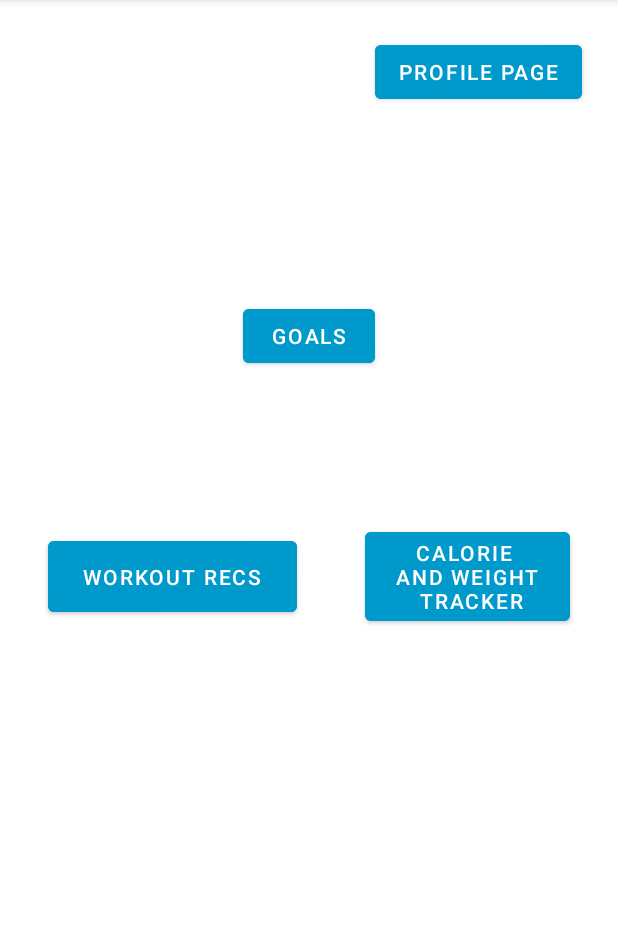
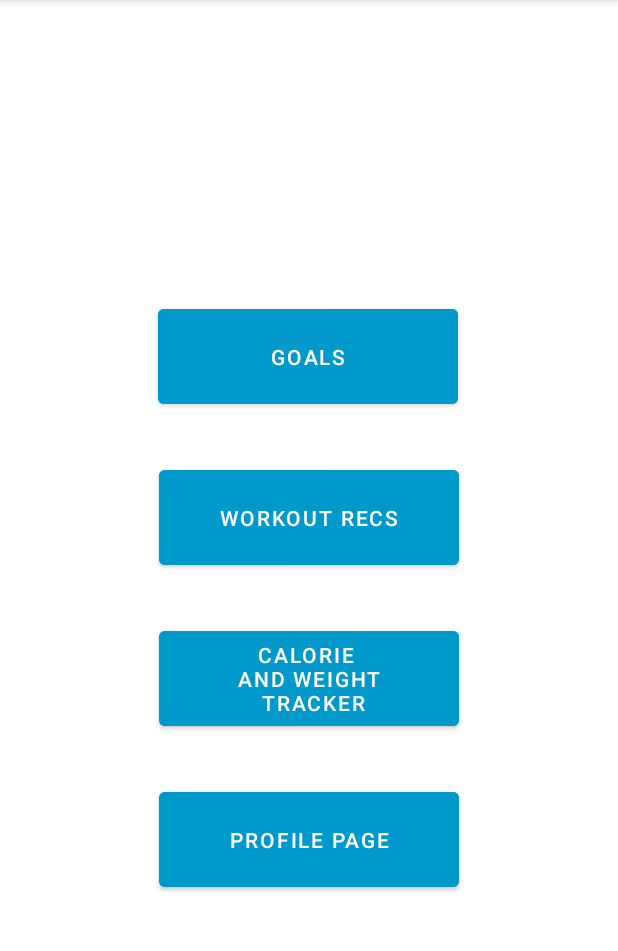
Before and after one commit to razaali01/FitnessApplication, an Android app: the HomePage screen opened directly, with no data from a screen before it, on a phone screen of 412 x 824 dp, the part 84-1035 px from its top. Run offline under Robolectric (Android 15) with nearby library versions, the phone set to English and light mode, and no system bars; our stand-ins replace Firebase (no records; nobody signed in at launch, a user with empty details on screens opened directly).

Commit message:
Button changes

```diff
--- a/app/src/main/res/layout/activity_home_page.xml
+++ b/app/src/main/res/layout/activity_home_page.xml
@@ -8,53 +8,55 @@
 
     <Button
         android:id="@+id/WorkoutRecs"
-        android:layout_width="166dp"
-        android:layout_height="59dp"
-        android:layout_marginStart="32dp"
+        android:layout_width="200dp"
+        android:layout_height="75dp"
+        android:layout_marginTop="32dp"
+        android:backgroundTint="@android:color/holo_blue_dark"
         android:text="Workout Recs"
-        app:layout_constraintBottom_toBottomOf="parent"
+        app:layout_constraintEnd_toEndOf="parent"
         app:layout_constraintStart_toStartOf="parent"
-        app:layout_constraintTop_toTopOf="parent"
-        android:backgroundTint="@android:color/holo_blue_dark">
+        app:layout_constraintTop_toBottomOf="@+id/Goals">
 
     </Button>
 
     <Button
         android:id="@+id/Goals"
-        android:layout_width="wrap_content"
-        android:layout_height="wrap_content"
+        android:layout_width="200dp"
+        android:layout_height="75dp"
         android:layout_marginTop="200dp"
+        android:backgroundTint="@android:color/holo_blue_dark"
         android:text="Goals"
         app:layout_constraintEnd_toEndOf="parent"
+        app:layout_constraintHorizontal_bias="0.497"
         app:layout_constraintStart_toStartOf="parent"
-        app:layout_constraintTop_toTopOf="parent"
-        android:backgroundTint="@android:color/holo_blue_dark">
+        app:layout_constraintTop_toTopOf="parent">
 
     </Button>
 
     <Button
         android:id="@+id/Tracker"
-        android:layout_width="wrap_content"
-        android:layout_height="wrap_content"
-        android:layout_marginEnd="32dp"
+        android:layout_width="200dp"
+        android:layout_height="75dp"
+        android:layout_marginTop="32dp"
+        android:backgroundTint="@android:color/holo_blue_dark"
         android:text="Calorie \n and weight \n tracker"
-        app:layout_constraintBottom_toBottomOf="parent"
         app:layout_constraintEnd_toEndOf="parent"
-        app:layout_constraintTop_toTopOf="parent"
-        android:backgroundTint="@android:color/holo_blue_dark">
+        app:layout_constraintStart_toStartOf="parent"
+        app:layout_constraintTop_toBottomOf="@+id/WorkoutRecs">
 
     </Button>
 
     <Button
         android:id="@+id/ProfilePage"
-        android:layout_width="wrap_content"
-        android:layout_height="wrap_content"
-        android:layout_marginTop="24dp"
-        android:layout_marginEnd="24dp"
+        android:layout_width="200dp"
+        android:layout_height="75dp"
+
+        android:layout_marginTop="32dp"
         android:backgroundTint="@android:color/holo_blue_dark"
         android:text="Profile Page"
         app:layout_constraintEnd_toEndOf="parent"
-        app:layout_constraintTop_toTopOf="parent">
+        app:layout_constraintStart_toStartOf="parent"
+        app:layout_constraintTop_toBottomOf="@+id/Tracker">
 
 
     </Button>
@@ -63,18 +65,16 @@
         android:id="@+id/Welcome"
         android:layout_width="wrap_content"
         android:layout_height="wrap_content"
+        android:textColor="@android:color/holo_blue_dark"
         android:textSize="30dp"
+        android:textStyle="bold"
         app:layout_constraintBottom_toTopOf="@+id/Goals"
         app:layout_constraintEnd_toEndOf="parent"
         app:layout_constraintStart_toStartOf="parent"
         app:layout_constraintTop_toTopOf="parent"
-        app:layout_constraintVertical_bias="0.441"
-        android:textColor="@android:color/holo_blue_dark"
-        android:textStyle="bold"
-        >
+        app:layout_constraintVertical_bias="0.441">
 
     </TextView>
 
 
-
 </androidx.constraintlayout.widget.ConstraintLayout>
```
